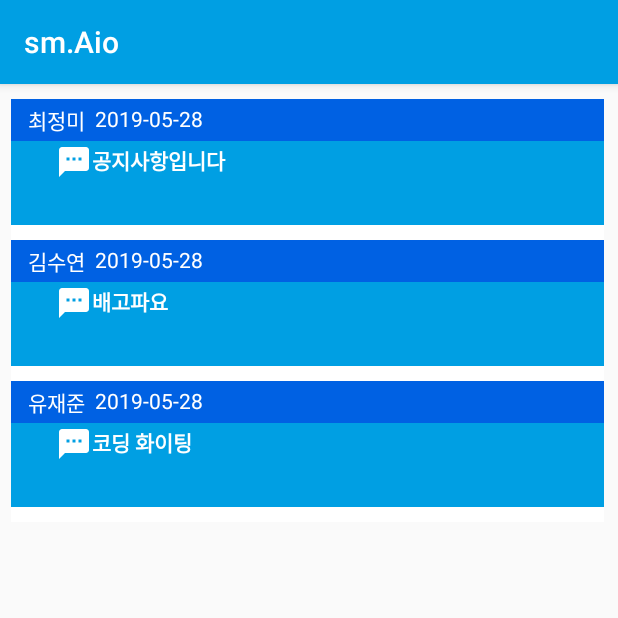
After one commit to kangsoyee/smAio, an Android app: the NoticeActivity screen opened directly, with no data from a screen before it, on a phone screen of 412 x 824 dp, the top half of it. The commit adds this screen. Run offline under Robolectric (Android 15) with nearby library versions, the phone set to English and light mode, and no system bars.

Commit message:
공지사항 액티비티 추가 & 홈 프래그먼트에 연결

```diff
--- a/app/src/main/AndroidManifest.xml
+++ b/app/src/main/AndroidManifest.xml
@@ -8,7 +8,7 @@
     <uses-permission android:name="com.google.android.providers.gsf.permission.READ_GSERVICES" />
     <uses-permission android:name="android.permission.ACCESS_COARSE_LOCATION" />
     <uses-permission android:name="android.permission.ACCESS_FINE_LOCATION" />
-    <uses-permission android:name="android.permission.WRITE_EXTERNAL_STORAGE"/>
+    <uses-permission android:name="android.permission.WRITE_EXTERNAL_STORAGE" />
 
     <application
         android:allowBackup="true"
@@ -18,6 +18,7 @@
         android:supportsRtl="true"
         android:theme="@style/AppTheme"
         android:usesCleartextTraffic="true">
+        <activity android:name=".NoticeActivity" />
 
         <meta-data
             android:name="com.google.android.maps.v2.API_KEY"
@@ -29,8 +30,8 @@
         <activity android:name=".PlaceAdd" />
         <activity android:name=".DetailActivity" />
         <activity android:name=".StoreListActivity" />
-        <activity android:name=".LoginActivity"/>
-        <activity android:name=".SignUpActivity"/>
+        <activity android:name=".LoginActivity" />
+        <activity android:name=".SignUpActivity" />
         <activity
             android:name=".LoadingActivity"
             android:screenOrientation="portrait"
--- a/app/src/main/java/com/example/smAio/HomeFragment.java
+++ b/app/src/main/java/com/example/smAio/HomeFragment.java
@@ -1,13 +1,22 @@
 package com.example.smAio;
 
+import android.content.Intent;
 import android.os.Bundle;
 import android.support.v4.app.Fragment;
 import android.view.LayoutInflater;
 import android.view.View;
 import android.view.ViewGroup;
+import android.widget.ImageView;
+import android.widget.LinearLayout;
 
 
 public class HomeFragment extends Fragment {
+
+
+
+
+
+
 
     public HomeFragment() {
         // Required empty public constructor
@@ -17,7 +26,32 @@ public class HomeFragment extends Fragment {
     public View onCreateView(LayoutInflater inflater, ViewGroup container,
                              Bundle savedInstanceState) {
         // Inflate the layout for this fragment
-        return inflater.inflate(R.layout.fragment_home, container, false);
+
+
+
+        View v = inflater.inflate(R.layout.fragment_home, container, false);
+        ViewGroup linearLayout2 = (ViewGroup) v.findViewById(R.id.linearLayout2);
+
+
+        linearLayout2.setOnClickListener(new View.OnClickListener() {
+            @Override
+            public void onClick(View v) {
+
+                Intent i = new Intent(getActivity(), NoticeActivity.class);
+                startActivity(i);
+            }
+        });
+
+
+
+
+
+
+
+
+
+        return v;
+
     }
 
 }
--- /dev/null
+++ b/app/src/main/java/com/example/smAio/Notice.java
@@ -0,0 +1,38 @@
+package com.example.smAio;
+
+public class Notice {
+
+    String notice;
+    String name;
+    String date;
+
+    public Notice(String notice, String name, String date) {
+        this.notice = notice;
+        this.name = name;
+        this.date = date;
+    }
+
+    public String getNotice() {
+        return notice;
+    }
+
+    public void setNotice(String notice) {
+        this.notice = notice;
+    }
+
+    public String getName() {
+        return name;
+    }
+
+    public void setName(String name) {
+        this.name = name;
+    }
+
+    public String getDate() {
+        return date;
+    }
+
+    public void setDate(String date) {
+        this.date = date;
+    }
+}
--- /dev/null
+++ b/app/src/main/java/com/example/smAio/NoticeActivity.java
@@ -0,0 +1,33 @@
+package com.example.smAio;
+
+import android.support.v7.app.AppCompatActivity;
+import android.os.Bundle;
+import android.widget.ListView;
+
+import java.util.ArrayList;
+import java.util.List;
+
+public class NoticeActivity extends AppCompatActivity {
+
+    ListView noticeListView;
+    NoticeListAdapter adapter;
+    List<Notice> noticeList;
+
+
+    @Override
+    protected void onCreate(Bundle savedInstanceState) {
+        super.onCreate(savedInstanceState);
+        setContentView(R.layout.activity_notice);
+
+        noticeListView = (ListView) findViewById(R.id.noticeListView);
+        noticeList = new ArrayList<Notice>();
+
+        noticeList.add(new Notice("공지사항입니다" , "최정미" , "2019-05-28"));
+        noticeList.add(new Notice("배고파요" , "김수연" , "2019-05-28"));
+        noticeList.add(new Notice("코딩 화이팅" , "유재준" , "2019-05-28"));
+
+        adapter = new NoticeListAdapter(getApplicationContext(), noticeList);
+        noticeListView.setAdapter(adapter);
+
+    }
+}
--- /dev/null
+++ b/app/src/main/java/com/example/smAio/NoticeListAdapter.java
@@ -0,0 +1,55 @@
+package com.example.smAio;
+
+import android.content.Context;
+import android.view.View;
+import android.view.ViewGroup;
+import android.widget.BaseAdapter;
+import android.widget.TextView;
+
+import java.net.ContentHandler;
+import java.util.List;
+
+public class NoticeListAdapter extends BaseAdapter {
+
+    Context context;
+    List<Notice> noticeList;
+
+    public NoticeListAdapter(Context context, List<Notice> noticeList) {
+        this.context = context;
+        this.noticeList = noticeList;
+    }
+
+
+    @Override
+    public int getCount() {
+        return noticeList.size();
+    }
+
+    @Override
+    public Object getItem(int position) {
+        return noticeList.get(position);
+    }
+
+    @Override
+    public long getItemId(int position) {
+        return position;
+    }
+
+    @Override
+    public View getView(int position, View convertView, ViewGroup parent) {
+       View v = View.inflate(context, R.layout.notice, null);
+
+        TextView noticeText = (TextView) v.findViewById(R.id.noticeText);
+        TextView nameText = (TextView) v.findViewById(R.id.nameText);
+        TextView dateText = (TextView) v.findViewById(R.id.dateText);
+
+        noticeText.setText(noticeList.get(position).getNotice());
+        nameText.setText(noticeList.get(position).getName());
+        dateText.setText(noticeList.get(position).getDate());
+
+        v.setTag(noticeList.get(position).getNotice());
+        return v;
+
+
+}
+}
--- /dev/null
+++ b/app/src/main/res/drawable/ic_textsms_black_24dp.xml
@@ -0,0 +1,9 @@
+<vector xmlns:android="http://schemas.android.com/apk/res/android"
+        android:width="24dp"
+        android:height="24dp"
+        android:viewportWidth="24.0"
+        android:viewportHeight="24.0">
+    <path
+        android:fillColor="#FFFFFF"
+        android:pathData="M20,2L4,2c-1.1,0 -1.99,0.9 -1.99,2L2,22l4,-4h14c1.1,0 2,-0.9 2,-2L22,4c0,-1.1 -0.9,-2 -2,-2zM9,11L7,11L7,9h2v2zM13,11h-2L11,9h2v2zM17,11h-2L15,9h2v2z"/>
+</vector>
--- /dev/null
+++ b/app/src/main/res/layout/activity_notice.xml
@@ -0,0 +1,29 @@
+<?xml version="1.0" encoding="utf-8"?>
+<android.support.constraint.ConstraintLayout xmlns:android="http://schemas.android.com/apk/res/android"
+    xmlns:app="http://schemas.android.com/apk/res-auto"
+    xmlns:tools="http://schemas.android.com/tools"
+    android:layout_width="match_parent"
+    android:layout_height="match_parent"
+    tools:context=".NoticeActivity">
+
+    <ListView
+        android:id="@+id/noticeListView"
+        android:layout_width="395dp"
+        android:layout_height="555dp"
+        android:layout_margin="10dp"
+        android:layout_marginStart="8dp"
+        android:layout_marginTop="136dp"
+
+
+        android:layout_marginEnd="8dp"
+        android:layout_marginBottom="8dp"
+        android:divider="#FFFFFF"
+        android:dividerHeight="10dp"
+        app:layout_constraintBottom_toBottomOf="parent"
+        app:layout_constraintEnd_toEndOf="parent"
+        app:layout_constraintHorizontal_bias="0.888"
+        app:layout_constraintStart_toStartOf="parent"
+        app:layout_constraintTop_toTopOf="parent"
+        app:layout_constraintVertical_bias="0.0" />
+
+</android.support.constraint.ConstraintLayout>
--- a/app/src/main/res/layout/fragment_home.xml
+++ b/app/src/main/res/layout/fragment_home.xml
@@ -19,6 +19,7 @@
         app:layout_constraintVertical_bias="0.0">
 
         <ImageView
+            android:id="@+id/noticeImageView"
             android:layout_width="25dp"
             android:layout_height="25dp"
             android:layout_marginStart="30dp"
--- /dev/null
+++ b/app/src/main/res/layout/notice.xml
@@ -0,0 +1,57 @@
+<?xml version="1.0" encoding="utf-8"?>
+<android.support.constraint.ConstraintLayout xmlns:android="http://schemas.android.com/apk/res/android"
+    xmlns:app="http://schemas.android.com/apk/res-auto"
+    xmlns:tools="http://schemas.android.com/tools"
+    android:layout_width="match_parent"
+    android:layout_height="match_parent">
+
+    <TextView
+        android:id="@+id/noticeText"
+        android:layout_width="match_parent"
+        android:layout_height="wrap_content"
+        android:layout_gravity="center"
+        android:background="@color/colorPrimary"
+        android:drawableStart="@drawable/ic_textsms_black_24dp"
+        android:drawableLeft="@drawable/ic_textsms_black_24dp"
+        android:padding="30dp"
+        android:text="공지사항"
+        android:textColor="#ffffff"
+        android:textStyle="bold"
+        tools:layout_editor_absoluteY="323dp" />
+
+    <LinearLayout
+        android:id="@+id/linearLayout"
+        android:layout_width="match_parent"
+        android:layout_height="wrap_content"
+        android:background="@color/colorPrimaryDark"
+        app:layout_constraintEnd_toEndOf="parent"
+        app:layout_constraintStart_toStartOf="parent"
+        tools:layout_editor_absoluteY="323dp">
+
+
+        <TextView
+            android:id="@+id/nameText"
+            android:layout_width="wrap_content"
+            android:layout_height="match_parent"
+            android:layout_gravity="center"
+            android:layout_marginLeft="8dp"
+            android:padding="3dp"
+            android:text="최정미"
+            android:textColor="#ffffff"
+            android:textColorHint="#ffffff" />
+
+        <TextView
+            android:id="@+id/dateText"
+            android:layout_width="wrap_content"
+            android:layout_height="match_parent"
+            android:layout_gravity="center"
+            android:padding="3dp"
+            android:text="2019-05-27"
+            android:textColor="#ffffff"
+            android:textColorHint="#ffffff" />
+
+
+    </LinearLayout>
+
+
+</android.support.constraint.ConstraintLayout>
```
